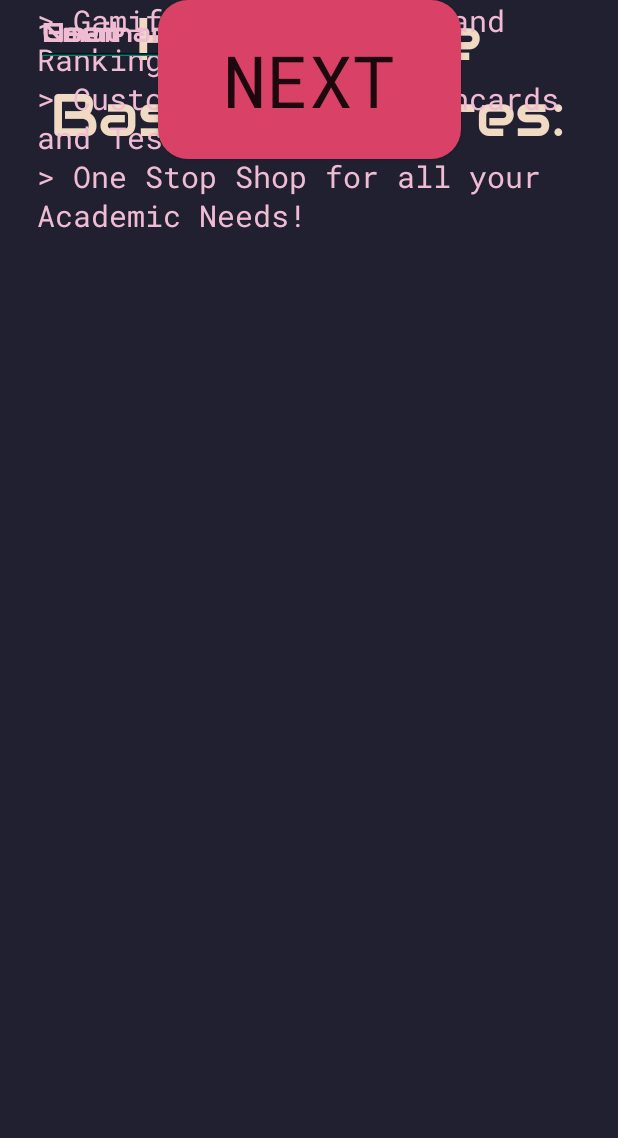
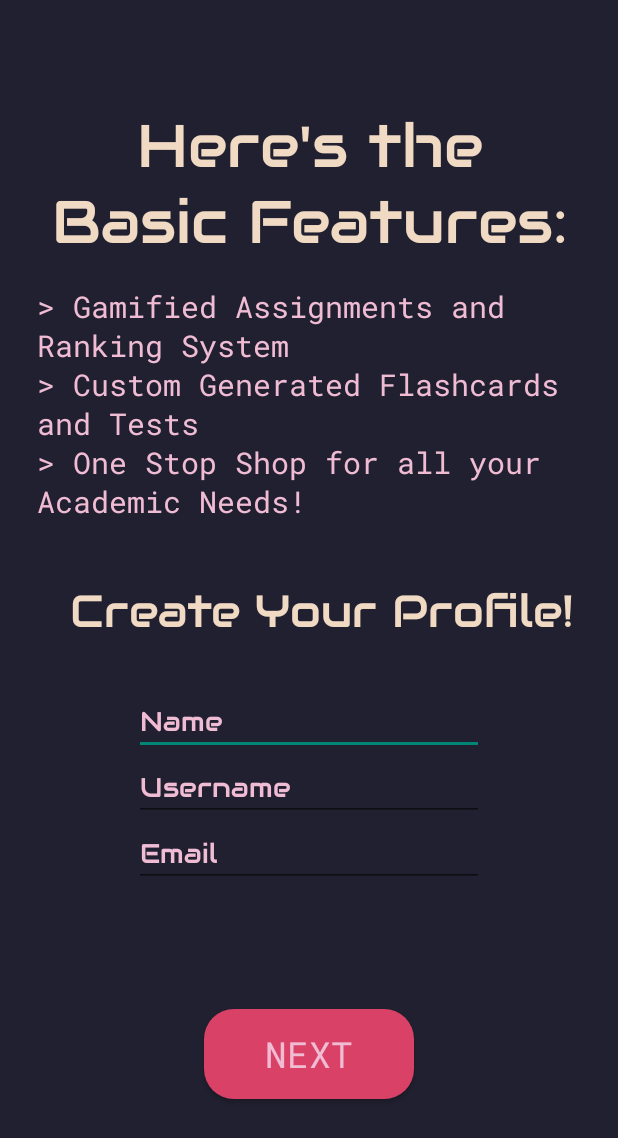
Before and after one commit to JmKopecky/Cacao, an Android app: the ProfileLaunch screen opened directly, with no data from a screen before it, on a phone screen of 412 x 824 dp. Shown: the top 1138 px of the screen. Run offline under Robolectric (Android 15) with nearby library versions, the phone set to English and light mode, and no system bars.

Commit message:
Fixed the Profile Launch activity constraints and made the button move to the next page.

```diff
--- a/app/src/main/java/dev/prognitio/cacao/WelcomeActivity.java
+++ b/app/src/main/java/dev/prognitio/cacao/WelcomeActivity.java
@@ -24,9 +24,9 @@ public class WelcomeActivity extends AppCompatActivity {
         proceedButton.setOnClickListener(new View.OnClickListener() {
             @Override
             public void onClick(View view) {
-                //Intent switchActivityIntent = new Intent(context, DataActivity.class);
-                //startActivity(switchActivityIntent);
                 Logger.log("WelcomeActivity Button Activated", LogType.DEBUG, null);
+                Intent switchActivityIntent = new Intent(context, ProfileLaunch.class);
+                startActivity(switchActivityIntent);
             }
         });
     }
--- a/app/src/main/res/layout/activity_profile_launch.xml
+++ b/app/src/main/res/layout/activity_profile_launch.xml
@@ -9,23 +9,23 @@
     tools:context=".ProfileLaunch">
 
     <TextView
-        android:id="@+id/textView"
+        android:id="@+id/profiletitle"
         android:layout_width="363dp"
         android:layout_height="46dp"
-        android:layout_marginBottom="152dp"
+        android:layout_marginTop="25dp"
         android:fontFamily="@font/audiowide"
         android:text="Create Your Profile!"
         android:textAlignment="center"
         android:textColor="@color/text_color"
         android:textSize="30sp"
-        app:layout_constraintBottom_toTopOf="@+id/editTextText4"
+        android:visibility="visible"
         app:layout_constraintEnd_toEndOf="parent"
+        app:layout_constraintHorizontal_bias="0.666"
         app:layout_constraintStart_toStartOf="parent"
-        app:layout_constraintTop_toBottomOf="@+id/textView"
-        app:layout_constraintVertical_bias="1.0" />
+        app:layout_constraintTop_toBottomOf="@+id/featurelist" />
 
     <TextView
-        android:id="@+id/textView"
+        android:id="@+id/profileexplanation"
         android:layout_width="360dp"
         android:layout_height="114dp"
         android:fontFamily="@font/audiowide"
@@ -33,31 +33,33 @@
         android:textAlignment="center"
         android:textColor="@color/text_color"
         android:textSize="40sp"
+        android:visibility="visible"
         app:layout_constraintBottom_toBottomOf="parent"
         app:layout_constraintEnd_toEndOf="parent"
-        app:layout_constraintHorizontal_bias="0.47"
         app:layout_constraintStart_toStartOf="parent"
         app:layout_constraintTop_toTopOf="parent"
-        app:layout_constraintVertical_bias="0.0" />
+        app:layout_constraintVertical_bias="0.100000024" />
 
     <TextView
-        android:id="@+id/textView"
+        android:id="@+id/featurelist"
         android:layout_width="363dp"
         android:layout_height="172dp"
+        android:layout_marginTop="5dp"
         android:fontFamily="@font/roboto_mono"
         android:text="> Gamified Assignments and Ranking System \n> Custom Generated Flashcards and Tests \n> One Stop Shop for all your Academic Needs!"
         android:textAlignment="viewStart"
         android:textColor="@color/secondary_color"
         android:textSize="20sp"
+        android:visibility="visible"
         app:layout_constraintEnd_toEndOf="parent"
         app:layout_constraintStart_toStartOf="parent"
-        tools:layout_editor_absoluteY="130dp" />
+        app:layout_constraintTop_toBottomOf="@+id/profileexplanation" />
 
     <EditText
-        android:id="@+id/editTextText4"
+        android:id="@+id/profilenamefield"
         android:layout_width="wrap_content"
         android:layout_height="wrap_content"
-        android:layout_marginStart="24dp"
+        android:layout_marginTop="25dp"
         android:ems="10"
         android:fontFamily="@font/audiowide"
         android:hint="Name"
@@ -66,14 +68,14 @@
         android:textColorHighlight="@color/secondary_color"
         android:textColorHint="@color/secondary_color"
         android:textColorLink="@color/secondary_color"
+        app:layout_constraintEnd_toEndOf="parent"
         app:layout_constraintStart_toStartOf="parent"
-        tools:layout_editor_absoluteY="404dp" />
+        app:layout_constraintTop_toBottomOf="@+id/profiletitle" />
 
     <EditText
-        android:id="@+id/editTextText4"
+        android:id="@+id/profileusernamefield"
         android:layout_width="wrap_content"
         android:layout_height="wrap_content"
-        android:layout_marginStart="24dp"
         android:ems="10"
         android:fontFamily="@font/audiowide"
         android:hint="Username"
@@ -82,14 +84,14 @@
         android:textColorHighlight="@color/secondary_color"
         android:textColorHint="@color/secondary_color"
         android:textColorLink="@color/secondary_color"
+        app:layout_constraintEnd_toEndOf="parent"
         app:layout_constraintStart_toStartOf="parent"
-        tools:layout_editor_absoluteY="463dp" />
+        app:layout_constraintTop_toBottomOf="@+id/profilenamefield" />
 
     <EditText
-        android:id="@+id/editTextText4"
+        android:id="@+id/profileemailfield"
         android:layout_width="wrap_content"
         android:layout_height="wrap_content"
-        android:layout_marginStart="24dp"
         android:ems="10"
         android:fontFamily="@font/audiowide"
         android:hint="Email"
@@ -98,22 +100,26 @@
         android:textColorHighlight="@color/secondary_color"
         android:textColorHint="@color/secondary_color"
         android:textColorLink="@color/secondary_color"
+        app:layout_constraintEnd_toEndOf="parent"
         app:layout_constraintStart_toStartOf="parent"
-        tools:layout_editor_absoluteY="520dp" />
+        app:layout_constraintTop_toBottomOf="@+id/profileusernamefield" />
 
     <Button
         android:id="@+id/proceedtopreferences"
-        android:layout_width="202dp"
-        android:layout_height="106dp"
+        android:layout_width="140dp"
+        android:layout_height="60dp"
+        android:layout_marginBottom="10dp"
         android:background="@drawable/rounded_button"
         android:backgroundTint="@color/accent_color"
         android:fontFamily="@font/roboto_mono"
         android:radius="10dp"
-        android:text="NEXT"
-        android:textSize="48sp"
+        android:text="Next"
+        android:textColor="@color/secondary_color"
+        android:textSize="24sp"
         app:circularflow_radiusInDP="100"
+        app:layout_constraintBottom_toBottomOf="parent"
         app:layout_constraintEnd_toEndOf="parent"
         app:layout_constraintStart_toStartOf="parent"
-        tools:layout_editor_absoluteY="595dp" />
+        app:layout_constraintTop_toBottomOf="@+id/profileemailfield" />
 
 </androidx.constraintlayout.widget.ConstraintLayout>
--- a/app/src/main/res/layout/activity_welcome.xml
+++ b/app/src/main/res/layout/activity_welcome.xml
@@ -19,8 +19,9 @@
         android:fontFamily="@font/roboto_mono"
         android:radius="10dp"
         android:text="Setup"
+        android:textColor="@color/secondary_color"
+
         android:textSize="24sp"
-
         app:cornerRadius="20dp"
         app:layout_constraintBottom_toBottomOf="parent"
         app:layout_constraintEnd_toEndOf="parent"
```
